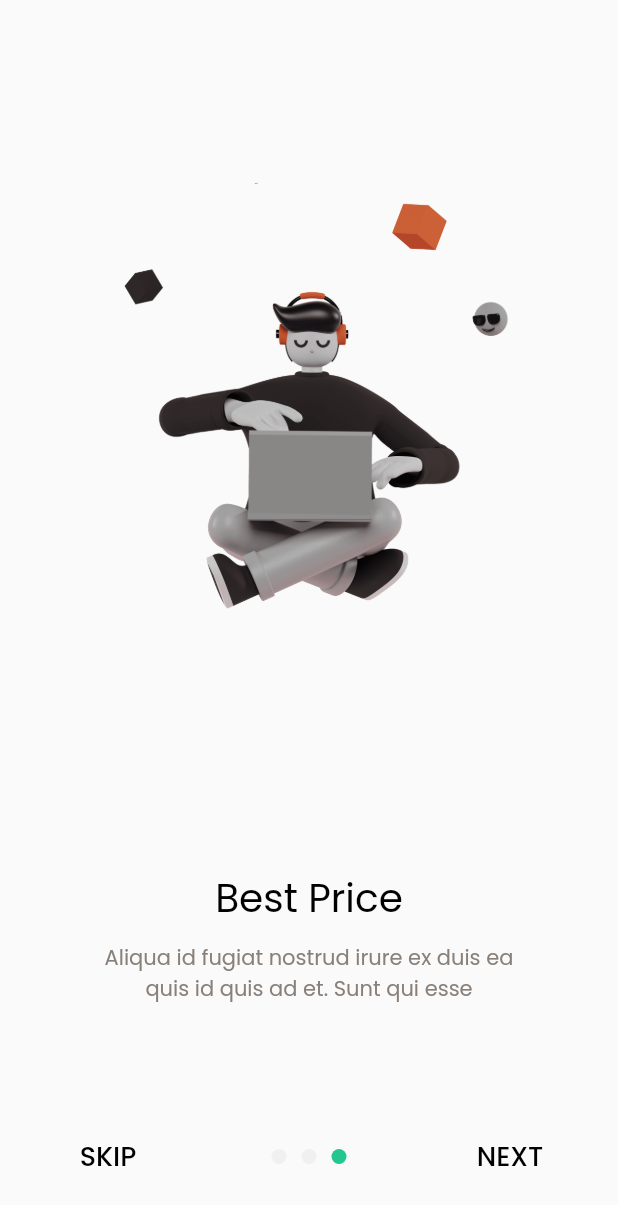
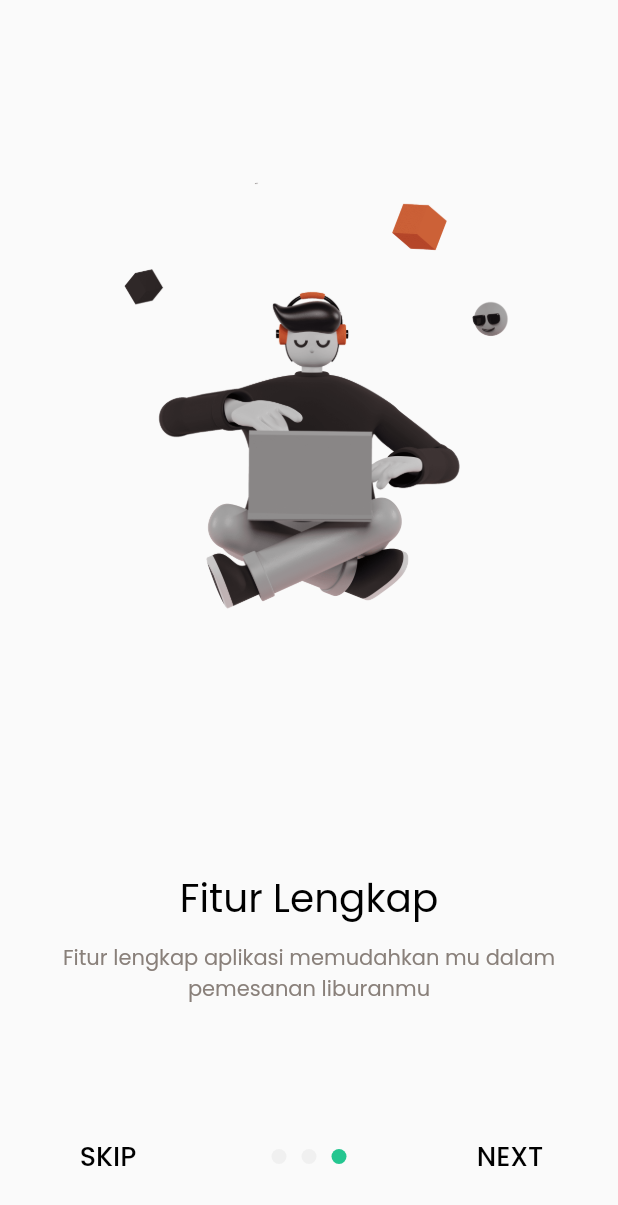
Before and after one commit to TedoHarisC/submission-dicoding-flutter, a Flutter app: the screen it shows after launch, swiped to page 3, on a phone screen of 412 x 824 dp. Shown: the top 1205 px of the screen. Run offline on Flutter 3.47's test engine with Material 2 defaults, Android fonts, the phone set to English and light mode, and no system bars; drawn by our look-alikes of carousel_slider; our stand-ins replace bloc, flutter_bloc, fluttertoast, google_fonts, shimmer; statements that could not run were skipped.

Commit message:
Menambahkan wording Onboarding

```diff
--- a/lib/pages/onboarding_page.dart
+++ b/lib/pages/onboarding_page.dart
@@ -25,21 +25,21 @@ class _OnBoardingPageState extends State<OnBoardingPage> {
               items: const [
                 OnBoardingItem(
                   imageUrl: 'assets/onboarding1-picture.png',
-                  title: 'Buy Furniture Easily',
+                  title: 'Jelajahi Dunia',
                   subtitle:
-                      'Aliqua id fugiat nostrud irure ex duis ea \nquis id quis ad et. Sunt qui esse',
+                      'Pilih destinasi wisata mu seluruh dunia di dalam satu aplikasi',
                 ),
                 OnBoardingItem(
                   imageUrl: 'assets/onboarding2-picture.png',
-                  title: 'Fast Delivery',
+                  title: 'Pemesanan Mudah',
                   subtitle:
-                      'Aliqua id fugiat nostrud irure ex duis ea \nquis id quis ad et. Sunt qui esse',
+                      'Pemesanan perjalanan yang mudah, hanya dengan santai di rumah',
                 ),
                 OnBoardingItem(
                   imageUrl: 'assets/onboarding3-picture.png',
-                  title: 'Best Price',
+                  title: 'Fitur Lengkap',
                   subtitle:
-                      'Aliqua id fugiat nostrud irure ex duis ea \nquis id quis ad et. Sunt qui esse',
+                      'Fitur lengkap aplikasi memudahkan mu dalam pemesanan liburanmu',
                 ),
               ],
               options: CarouselOptions(
```
